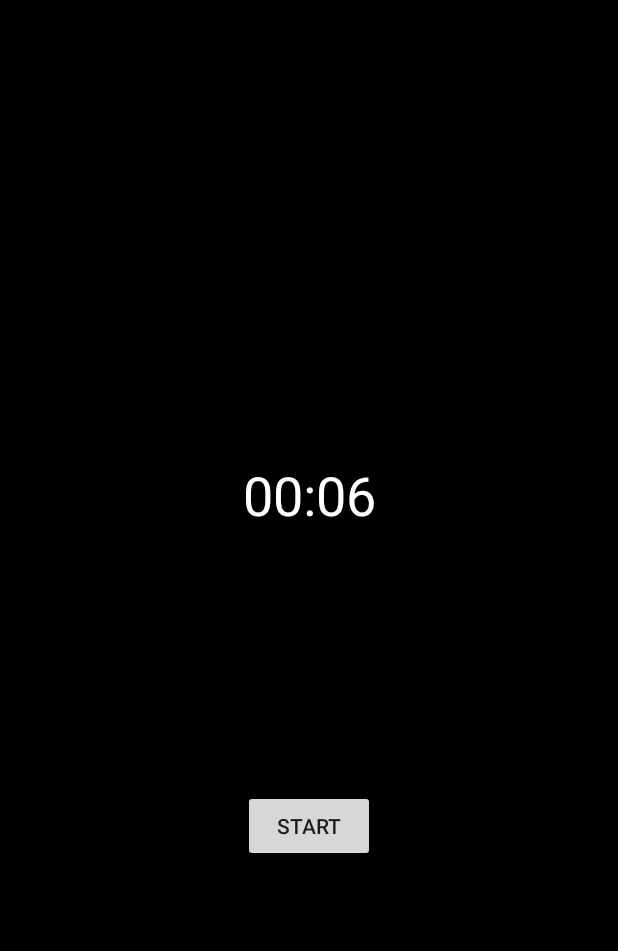
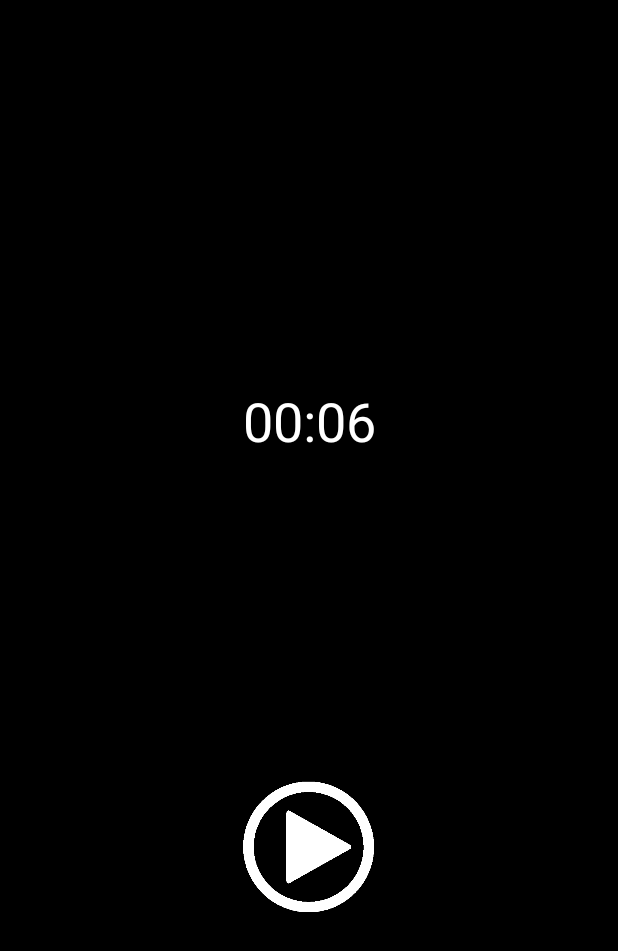
Before and after one commit to TimoHoliC/SimpleMeditationTimer, an Android app: the MeditationActivity screen opened directly, with no data from a screen before it, on a phone screen of 412 x 824 dp. Shown: the top 951 px of the screen. Run offline under Robolectric (Android 15) with nearby library versions, the phone set to English and light mode, and no system bars.

```diff
--- a/app/src/main/java/com/example/timo/simplemeditationtimer/MeditationActivity.java
+++ b/app/src/main/java/com/example/timo/simplemeditationtimer/MeditationActivity.java
@@ -47,7 +47,7 @@ public class MeditationActivity extends AppCompatActivity implements View.OnClic
     }
 
     private void startTimer(){
-        countDownTimer = new CountDownTimer(timeLeftInMilliseconds, 1000) {
+        countDownTimer = new CountDownTimer(timeLeftInMilliseconds, 500) {
             @Override
             public void onTick(long millisUntilFinished) {
                 timeLeftInMilliseconds = millisUntilFinished;
@@ -61,13 +61,13 @@ public class MeditationActivity extends AppCompatActivity implements View.OnClic
         }.start();
 
         timerRunning = true;
-        startPauseButton.setText("Pause");
+        startPauseButton.setBackgroundResource(R.drawable.pause_button);
     }
 
     private void pauseTimer(){
         countDownTimer.cancel();
         timerRunning = false;
-        startPauseButton.setText("Start");
+        startPauseButton.setBackgroundResource(R.drawable.play_button);
     }
 
     private void updateCountdownText(){
--- a/app/src/main/res/layout/activity_meditation.xml
+++ b/app/src/main/res/layout/activity_meditation.xml
@@ -17,35 +17,38 @@
         android:layout_height="wrap_content"
         android:layout_marginStart="8dp"
         android:layout_marginLeft="8dp"
-        android:layout_marginTop="148dp"
+        android:layout_marginTop="256dp"
         android:layout_marginEnd="8dp"
         android:layout_marginRight="8dp"
         android:layout_marginBottom="8dp"
         android:text="TextView"
         android:textColor="@android:color/white"
         android:textSize="36sp"
-        app:layout_constraintBottom_toTopOf="@+id/startPauseButton"
+        app:layout_constraintBottom_toBottomOf="parent"
         app:layout_constraintEnd_toEndOf="parent"
         app:layout_constraintHorizontal_bias="0.502"
         app:layout_constraintStart_toStartOf="parent"
-        app:layout_constraintTop_toTopOf="parent" />
+        app:layout_constraintTop_toTopOf="parent"
+        app:layout_constraintVertical_bias="0.0" />
 
     <Button
         android:id="@+id/startPauseButton"
-        android:layout_width="wrap_content"
-        android:layout_height="wrap_content"
-        android:layout_marginStart="8dp"
-        android:layout_marginLeft="8dp"
-        android:layout_marginTop="8dp"
-        android:layout_marginEnd="8dp"
-        android:layout_marginRight="8dp"
-        android:layout_marginBottom="92dp"
-        android:text="Start"
+        android:layout_width="128dp"
+        android:layout_height="96dp"
+        android:layout_marginStart="80dp"
+        android:layout_marginLeft="80dp"
+
+        android:layout_marginTop="80dp"
+        android:layout_marginEnd="80dp"
+        android:layout_marginRight="80dp"
+        android:layout_marginBottom="80dp"
+        android:background="@drawable/play_button"
+        android:text=""
         app:layout_constraintBottom_toBottomOf="parent"
         app:layout_constraintEnd_toEndOf="parent"
         app:layout_constraintStart_toStartOf="parent"
         app:layout_constraintTop_toBottomOf="@+id/timeTextView"
-        app:layout_constraintVertical_bias="0.668" />
+        tools:theme="@android:style/MediaButton.Play" />
 
     <!-- This FrameLayout insets its children based on system windows using
          android:fitsSystemWindows. -->
--- a/app/src/main/res/layout/content_load.xml
+++ b/app/src/main/res/layout/content_load.xml
@@ -37,14 +37,15 @@
         android:layout_marginBottom="8dp"
         android:gravity="center"
         android:lineSpacingExtra="10sp"
-        android:text="Simpel \n Meditation \n Timer "
+        android:text="Simpel\nMeditation\nTimer "
         android:textColor="@android:color/white"
         android:textSize="30sp"
         android:typeface="sans"
         app:fontFamily="@font/abeezee"
         app:layout_constraintBottom_toBottomOf="parent"
         app:layout_constraintEnd_toEndOf="parent"
+        app:layout_constraintHorizontal_bias="0.584"
         app:layout_constraintStart_toStartOf="parent"
         app:layout_constraintTop_toTopOf="@+id/imageView"
-        app:layout_constraintVertical_bias="0.54" />
+        app:layout_constraintVertical_bias="0.538" />
 </android.support.constraint.ConstraintLayout>
```
Also changed, not shown: app/src/main/AndroidManifest.xml (+8 -4 lines), app/src/main/res/drawable/enzo_white.png, app/src/main/res/drawable/pause_button.png (added), app/src/main/res/drawable/play_button.png (added).
